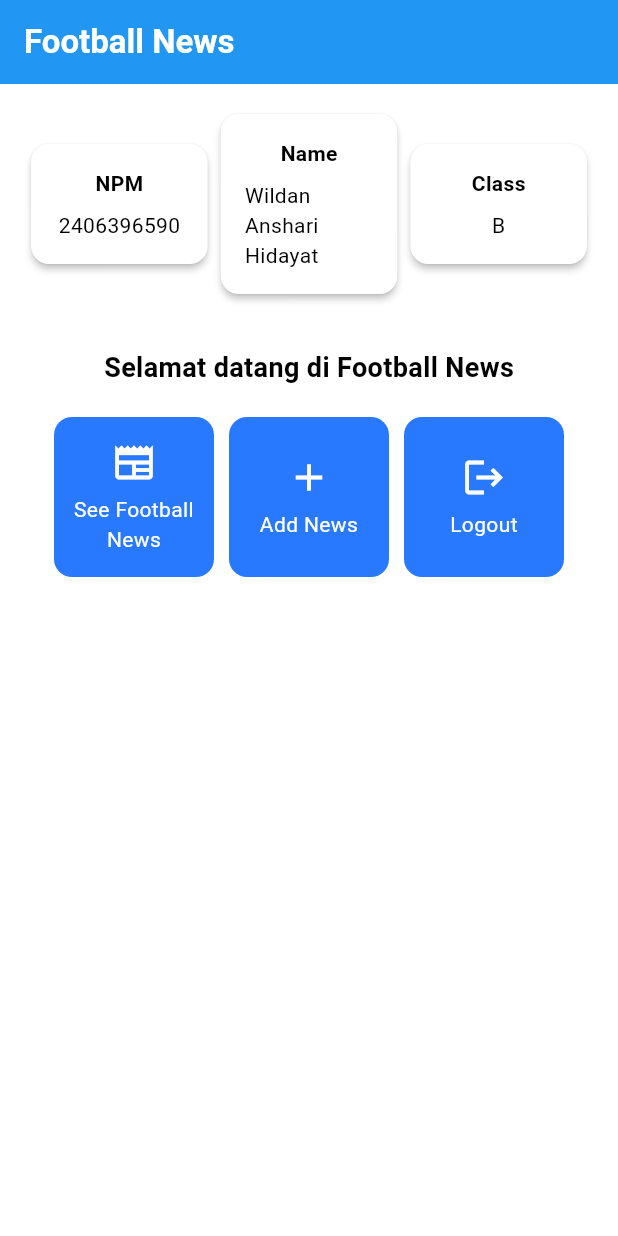
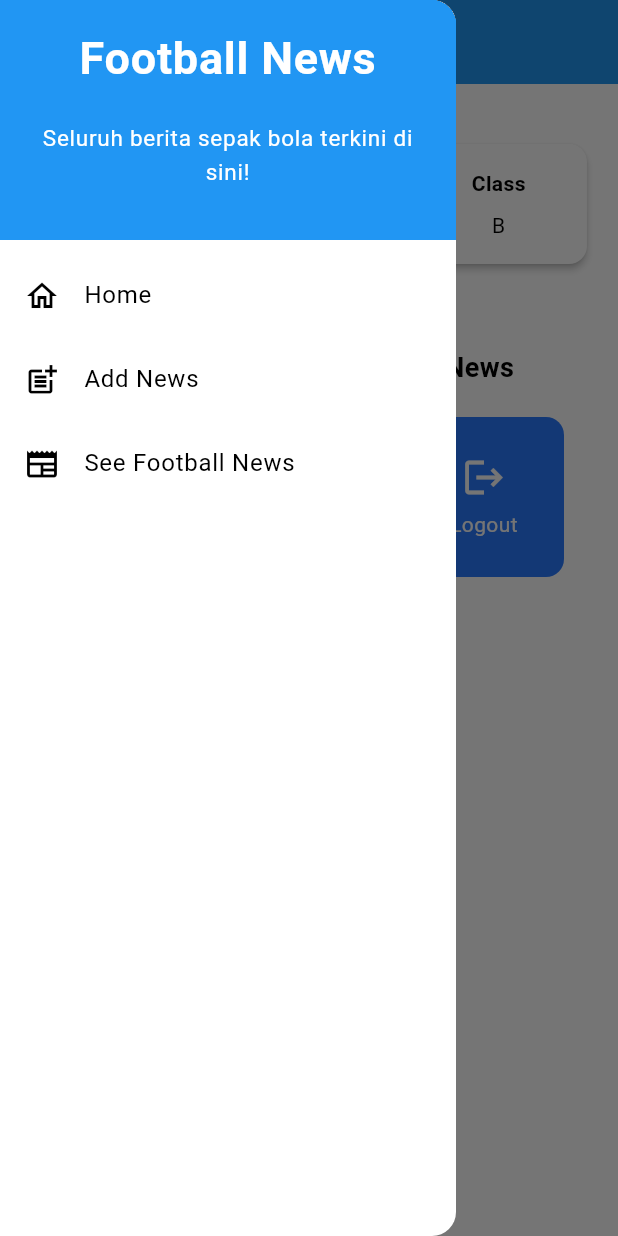
Before and after one commit to w7ldan/football-news-mobile, a Flutter app: the screen it shows after launch, with the side drawer open (before the commit the screen has no drawer), on a phone screen of 412 x 824 dp. Run offline on Flutter 3.47's test engine with Material 3 defaults, Android fonts, the phone set to English and light mode, and no system bars.

Commit message:
Tutorial 7 Done

```diff
--- a/lib/main.dart
+++ b/lib/main.dart
@@ -1,5 +1,5 @@
 import 'package:flutter/material.dart';
-import 'package:football_news/menu.dart';
+import 'package:football_news/screens/menu.dart';
 
 void main() {
   runApp(const MyApp());
--- a/lib/menu.dart
+++ b/lib/screens/menu.dart
@@ -1,4 +1,7 @@
 import 'package:flutter/material.dart';
+import 'package:football_news/widgets/left_drawer.dart';
+import 'package:football_news/widgets/news_card.dart';
+import 'package:football_news/screens/newslist_form.dart';
 
 
 class MyHomePage extends StatelessWidget {
@@ -31,6 +34,7 @@ class MyHomePage extends StatelessWidget {
         // Warna latar belakang AppBar diambil dari skema warna tema aplikasi.
         backgroundColor: Theme.of(context).colorScheme.primary,
       ),
+      drawer: LeftDrawer(),
       // Body halaman dengan padding di sekelilingnya.
       body: Padding(
         padding: const EdgeInsets.all(16.0),
@@ -127,64 +131,3 @@ class InfoCard extends StatelessWidget {
     );
   }
 }
-
-class ItemHomepage {
- final String name;
- final IconData icon;
-
- ItemHomepage(this.name, this.icon);
-}
-
-class ItemCard extends StatelessWidget {
-  // Menampilkan kartu dengan ikon dan nama.
-
-  final ItemHomepage item;
-
-  const ItemCard(this.item, {super.key});
-
-  @override
-  Widget build(BuildContext context) {
-    return Material(
-      // Menentukan warna latar belakang dari tema aplikasi.
-      color: Theme.of(context).colorScheme.secondary,
-      // Membuat sudut kartu melengkung.
-      borderRadius: BorderRadius.circular(12),
-
-      child: InkWell(
-        // Aksi ketika kartu ditekan.
-        onTap: () {
-          // Menampilkan pesan SnackBar saat kartu ditekan.
-          ScaffoldMessenger.of(context)
-            ..hideCurrentSnackBar()
-            ..showSnackBar(
-              SnackBar(content: Text("Kamu telah menekan tombol ${item.name}!"))
-            );
-        },
-        // Container untuk menyimpan Icon dan Text
-        child: Container(
-          padding: const EdgeInsets.all(8),
-          child: Center(
-            child: Column(
-              // Menyusun ikon dan teks di tengah kartu.
-              mainAxisAlignment: MainAxisAlignment.center,
-              children: [
-                Icon(
-                  item.icon,
-                  color: Colors.white,
-                  size: 30.0,
-                ),
-                const Padding(padding: EdgeInsets.all(3)),
-                Text(
-                  item.name,
-                  textAlign: TextAlign.center,
-                  style: const TextStyle(color: Colors.white),
-                ),
-              ],
-            ),
-          ),
-        ),
-      ),
-    );
-  }
-
-}
--- /dev/null
+++ b/lib/widgets/left_drawer.dart
@@ -0,0 +1,86 @@
+import 'package:flutter/material.dart';
+import 'package:football_news/screens/menu.dart';
+import 'package:football_news/screens/newslist_form.dart';
+
+class LeftDrawer extends StatelessWidget {
+  const LeftDrawer({super.key});
+
+  @override
+  Widget build(BuildContext context) {
+    return Drawer(
+      child: ListView(
+        children: [
+          const DrawerHeader(
+            decoration: BoxDecoration(
+              color: Colors.blue,
+            ),
+            child: Column(
+              children: [
+                Text(
+                  'Football News',
+                  textAlign: TextAlign.center,
+                  style: TextStyle(
+                    fontSize: 30,
+                    fontWeight: FontWeight.bold,
+                    color: Colors.white,
+                  ),
+                ),
+                Padding(padding: EdgeInsets.all(10)),
+                Text(
+                  "Seluruh berita sepak bola terkini di sini!",
+                  // TODO: Tambahkan gaya teks dengan center alignment, font ukuran 15, warna putih, dan weight biasa
+                  style: TextStyle(
+                    fontSize: 15,
+                    color: Colors.white,
+                    fontWeight: FontWeight.normal,
+                  ),
+                  textAlign: TextAlign.center,
+                )
+              ],
+            ),
+          ),
+          ListTile(
+            leading: const Icon(Icons.home_outlined),
+            title: const Text('Home'),
+            // Bagian redirection ke MyHomePage
+            onTap: () {
+              Navigator.pushReplacement(
+                  context,
+                  MaterialPageRoute(
+                    builder: (context) => MyHomePage(),
+                  ));
+            },
+          ),
+          ListTile(
+            leading: const Icon(Icons.post_add),
+            title: const Text('Add News'),
+            // Bagian redirection ke NewsFormPage
+            onTap: () {
+              /*
+              TODO: Buatlah routing ke NewsFormPage di sini,
+              setelah halaman NewsFormPage sudah dibuat.
+              */
+              Navigator.push(
+                context,
+                MaterialPageRoute(
+                  builder: (context) => const NewsFormPage(),
+                ),
+              );
+            },
+          ),
+          ListTile(
+            leading: const Icon(Icons.newspaper),
+            title: const Text('See Football News'),
+            onTap: () {
+              Navigator.pop(context);
+              ScaffoldMessenger.of(context).showSnackBar(
+                const SnackBar(content: Text('Navigasi ke Halaman List Berita)'))
+              );
+            },
+          ),
+          // TODO: Buat ListTile baru untuk ke halaman melihat news
+        ],
+      ),
+    );
+  }
+}
--- /dev/null
+++ b/lib/widgets/news_card.dart
@@ -0,0 +1,73 @@
+import 'package:flutter/material.dart';
+import 'package:football_news/screens/newslist_form.dart';
+
+
+class ItemHomepage {
+ final String name;
+ final IconData icon;
+
+ ItemHomepage(this.name, this.icon);
+}
+
+class ItemCard extends StatelessWidget {
+  // Menampilkan kartu dengan ikon dan nama.
+
+  final ItemHomepage item;
+
+  const ItemCard(this.item, {super.key});
+
+  @override
+  Widget build(BuildContext context) {
+    return Material(
+      // Menentukan warna latar belakang dari tema aplikasi.
+      color: Theme.of(context).colorScheme.secondary,
+      // Membuat sudut kartu melengkung.
+      borderRadius: BorderRadius.circular(12),
+
+      child: InkWell(
+        // Aksi ketika kartu ditekan.
+        onTap: () {
+          // Memunculkan SnackBar ketika diklik
+          ScaffoldMessenger.of(context)
+            ..hideCurrentSnackBar()
+            ..showSnackBar(SnackBar(
+                content: Text("Kamu telah menekan tombol ${item.name}!")));
+
+          // Navigate ke route yang sesuai (tergantung jenis tombol)
+          if (item.name == "Add News") {
+            Navigator.push(
+              context,
+              MaterialPageRoute(
+                builder: (context) => const NewsFormPage(),
+              ),
+            );
+          }
+        },
+        // Container untuk menyimpan Icon dan Text
+        child: Container(
+          padding: const EdgeInsets.all(8),
+          child: Center(
+            child: Column(
+              // Menyusun ikon dan teks di tengah kartu.
+              mainAxisAlignment: MainAxisAlignment.center,
+              children: [
+                Icon(
+                  item.icon,
+                  color: Colors.white,
+                  size: 30.0,
+                ),
+                const Padding(padding: EdgeInsets.all(3)),
+                Text(
+                  item.name,
+                  textAlign: TextAlign.center,
+                  style: const TextStyle(color: Colors.white),
+                ),
+              ],
+            ),
+          ),
+        ),
+      ),
+    );
+  }
+
+}
```
Also changed, not shown: lib/screens/newslist_form.dart (added, +213 -0 lines).
